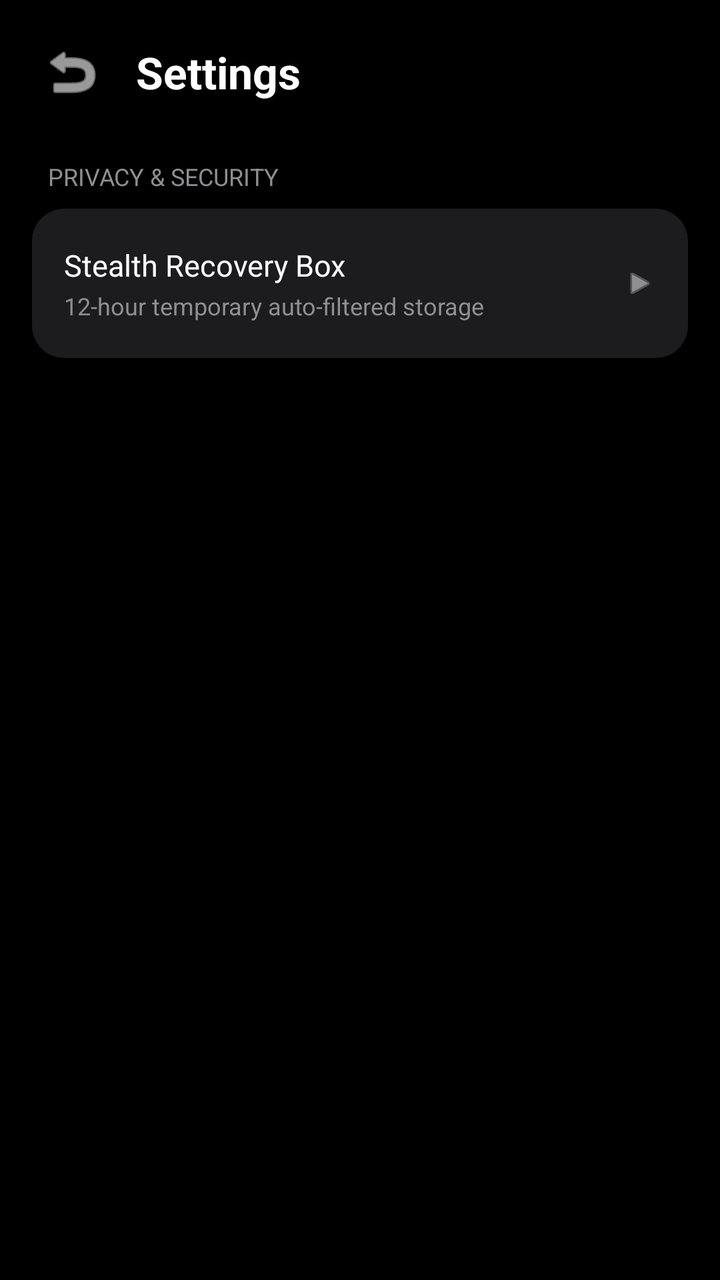
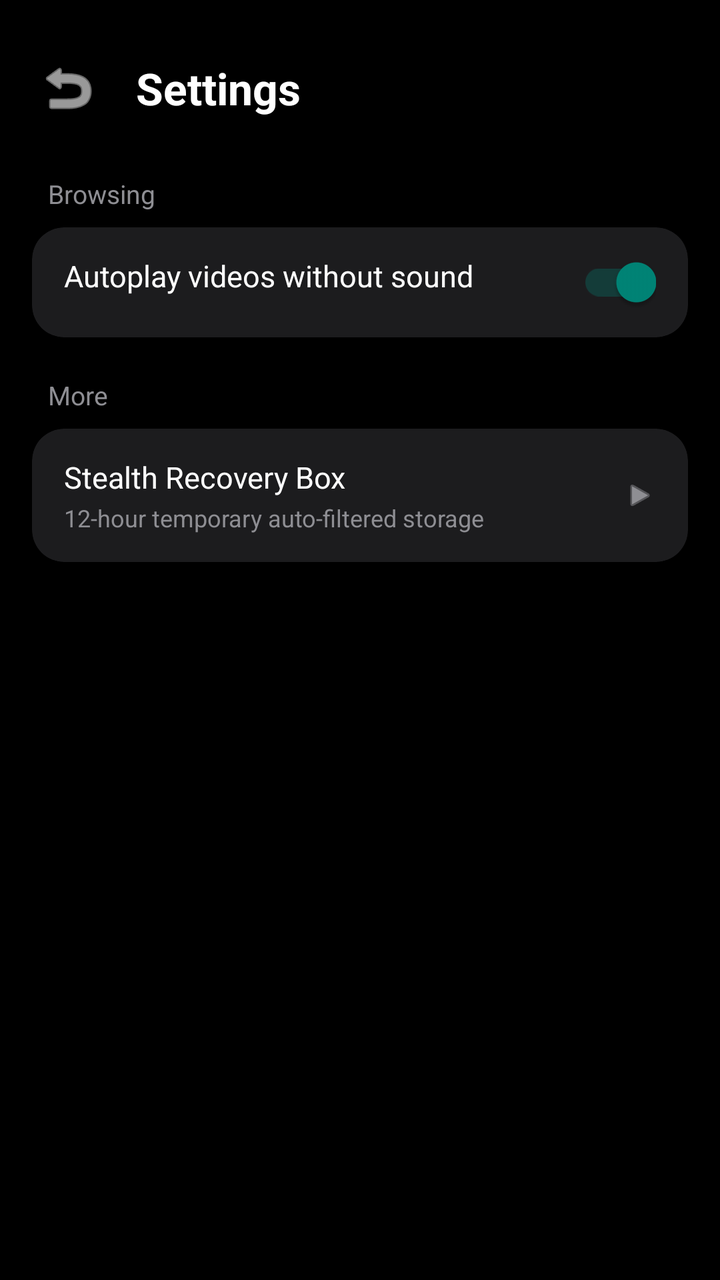

Compare the two renders of this Android layout. The source of the first and the diff that turns it into the second are given below.
<!-- AndroidManifest.xml: application theme Theme.AppCompat.DayNight.NoActionBar -->
<!-- res/layout/activity_settings.xml -->
<?xml version="1.0" encoding="utf-8"?>
<ScrollView xmlns:android="http://schemas.android.com/apk/res/android"
    xmlns:app="http://schemas.android.com/apk/res-auto"
    android:layout_width="match_parent"
    android:layout_height="match_parent"
    android:background="#000000">

    <LinearLayout
        android:layout_width="match_parent"
        android:layout_height="wrap_content"
        android:orientation="vertical"
        android:padding="16dp">

        
        <RelativeLayout
            android:layout_width="match_parent"
            android:layout_height="wrap_content"
            android:layout_marginBottom="24dp">

            <ImageButton
                android:id="@+id/btnSettingsBack"
                android:layout_width="40dp"
                android:layout_height="40dp"
                android:layout_centerVertical="true"
                android:background="?attr/selectableItemBackgroundBorderless"
                android:src="@android:drawable/ic_menu_revert"
                app:tint="#FFFFFF" />

            <TextView
                android:layout_width="wrap_content"
                android:layout_height="wrap_content"
                android:layout_centerVertical="true"
                android:layout_toEndOf="@id/btnSettingsBack"
                android:layout_marginStart="12dp"
                android:text="Settings"
                android:textColor="#FFFFFF"
                android:textSize="22sp"
                android:textStyle="bold" />
        </RelativeLayout>

        
        <TextView
            android:layout_width="wrap_content"
            android:layout_height="wrap_content"
            android:text="PRIVACY &amp; SECURITY"
            android:textColor="#8E8E93"
            android:textSize="12sp"
            android:layout_marginBottom="8dp"
            android:layout_marginStart="8dp" />

        <androidx.cardview.widget.CardView
            android:layout_width="match_parent"
            android:layout_height="wrap_content"
            android:layout_marginBottom="24dp"
            app:cardBackgroundColor="#1C1C1E"
            app:cardCornerRadius="16dp">

            <LinearLayout
                android:layout_width="match_parent"
                android:layout_height="wrap_content"
                android:orientation="vertical"
                android:paddingHorizontal="16dp"
                android:paddingVertical="4dp">

                
                <RelativeLayout
                    android:id="@+id/btnOpenStealthBox"
                    android:layout_width="match_parent"
                    android:layout_height="wrap_content"
                    android:paddingVertical="14dp"
                    android:background="?attr/selectableItemBackground">

                    <LinearLayout
                        android:layout_width="wrap_content"
                        android:layout_height="wrap_content"
                        android:orientation="vertical"
                        android:layout_alignParentStart="true"
                        android:layout_toStartOf="@id/icArrowStealth">

                        <TextView
                            android:layout_width="wrap_content"
                            android:layout_height="wrap_content"
                            android:text="Stealth Recovery Box"
                            android:textColor="#FFFFFF"
                            android:textSize="15sp" />

                        <TextView
                            android:layout_width="wrap_content"
                            android:layout_height="wrap_content"
                            android:text="12-hour temporary auto-filtered storage"
                            android:textColor="#8E8E93"
                            android:textSize="12sp"
                            android:layout_marginTop="2dp" />
                    </LinearLayout>

                    <ImageView
                        android:id="@+id/icArrowStealth"
                        android:layout_width="16dp"
                        android:layout_height="16dp"
                        android:layout_alignParentEnd="true"
                        android:layout_centerVertical="true"
                        android:src="@android:drawable/ic_media_play"
                        app:tint="#8E8E93" />
                </RelativeLayout>

            </LinearLayout>
        </androidx.cardview.widget.CardView>

    </LinearLayout>
</ScrollView>
<!-- resources referenced by this layout -->
<resources>

</resources>

<!-- the commit's change to res/layout/activity_settings.xml (unified diff, before → after) -->
@@ -14,13 +14,13 @@
         
         <RelativeLayout
             android:layout_width="match_parent"
-            android:layout_height="wrap_content"
-            android:layout_marginBottom="24dp">
+            android:layout_height="56dp"
+            android:layout_marginBottom="16dp">
 
             <ImageButton
                 android:id="@+id/btnSettingsBack"
-                android:layout_width="40dp"
-                android:layout_height="40dp"
+                android:layout_width="36dp"
+                android:layout_height="36dp"
                 android:layout_centerVertical="true"
                 android:background="?attr/selectableItemBackgroundBorderless"
                 android:src="@android:drawable/ic_menu_revert"
@@ -31,7 +31,7 @@
                 android:layout_height="wrap_content"
                 android:layout_centerVertical="true"
                 android:layout_toEndOf="@id/btnSettingsBack"
-                android:layout_marginStart="12dp"
+                android:layout_marginStart="16dp"
                 android:text="Settings"
                 android:textColor="#FFFFFF"
                 android:textSize="22sp"
@@ -42,9 +42,53 @@
         <TextView
             android:layout_width="wrap_content"
             android:layout_height="wrap_content"
-            android:text="PRIVACY &amp; SECURITY"
+            android:text="Browsing"
             android:textColor="#8E8E93"
-            android:textSize="12sp"
+            android:textSize="13sp"
+            android:layout_marginBottom="8dp"
+            android:layout_marginStart="8dp" />
+
+        <androidx.cardview.widget.CardView
+            android:layout_width="match_parent"
+            android:layout_height="wrap_content"
+            android:layout_marginBottom="20dp"
+            app:cardBackgroundColor="#1C1C1E"
+            app:cardCornerRadius="16dp">
+
+            <LinearLayout
+                android:layout_width="match_parent"
+                android:layout_height="wrap_content"
+                android:orientation="vertical"
+                android:paddingHorizontal="16dp">
+
+                <RelativeLayout
+                    android:layout_width="match_parent"
+                    android:layout_height="wrap_content"
+                    android:paddingVertical="14dp">
+
+                    <TextView
+                        android:layout_width="wrap_content"
+                        android:layout_height="wrap_content"
+                        android:text="Autoplay videos without sound"
+                        android:textColor="#FFFFFF"
+                        android:textSize="15sp" />
+
+                    <androidx.appcompat.widget.SwitchCompat
+                        android:layout_width="wrap_content"
+                        android:layout_height="wrap_content"
+                        android:layout_alignParentEnd="true"
+                        android:checked="true" />
+                </RelativeLayout>
+            </LinearLayout>
+        </androidx.cardview.widget.CardView>
+
+        
+        <TextView
+            android:layout_width="wrap_content"
+            android:layout_height="wrap_content"
+            android:text="More"
+            android:textColor="#8E8E93"
+            android:textSize="13sp"
             android:layout_marginBottom="8dp"
             android:layout_marginStart="8dp" />
 
@@ -59,10 +103,8 @@
                 android:layout_width="match_parent"
                 android:layout_height="wrap_content"
                 android:orientation="vertical"
-                android:paddingHorizontal="16dp"
-                android:paddingVertical="4dp">
+                android:paddingHorizontal="16dp">
 
-                
                 <RelativeLayout
                     android:id="@+id/btnOpenStealthBox"
                     android:layout_width="match_parent"
@@ -102,7 +144,6 @@
                         android:src="@android:drawable/ic_media_play"
                         app:tint="#8E8E93" />
                 </RelativeLayout>
-
             </LinearLayout>
         </androidx.cardview.widget.CardView>
 
